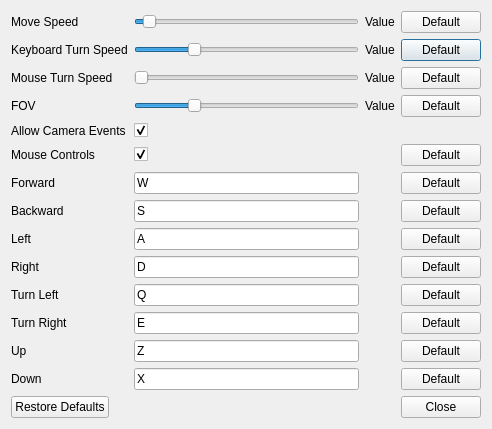
Old version of the form src/window/camera/CameraConfigurationDialogue.ui in the repository usnistgov/NetSimulyzer.
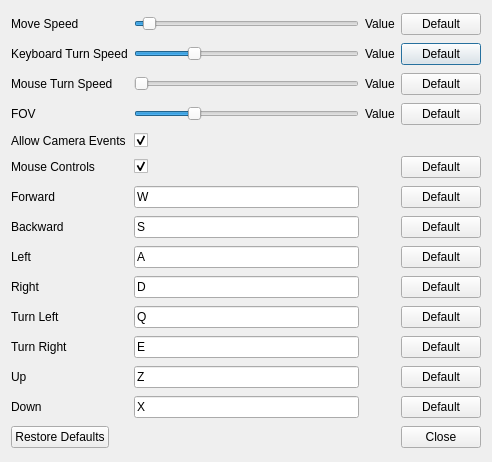
New version of the form. Icons and pictures are not drawn.

Commit message: Add step to move speed

```diff
--- a/src/window/camera/CameraConfigurationDialogue.ui
+++ b/src/window/camera/CameraConfigurationDialogue.ui
@@ -7,7 +7,7 @@
     <x>0</x>
     <y>0</y>
     <width>492</width>
-    <height>400</height>
+    <height>462</height>
    </rect>
   </property>
   <property name="windowTitle">
```
Left out of the diff: 2 changed lines with no effect on the pictures.
